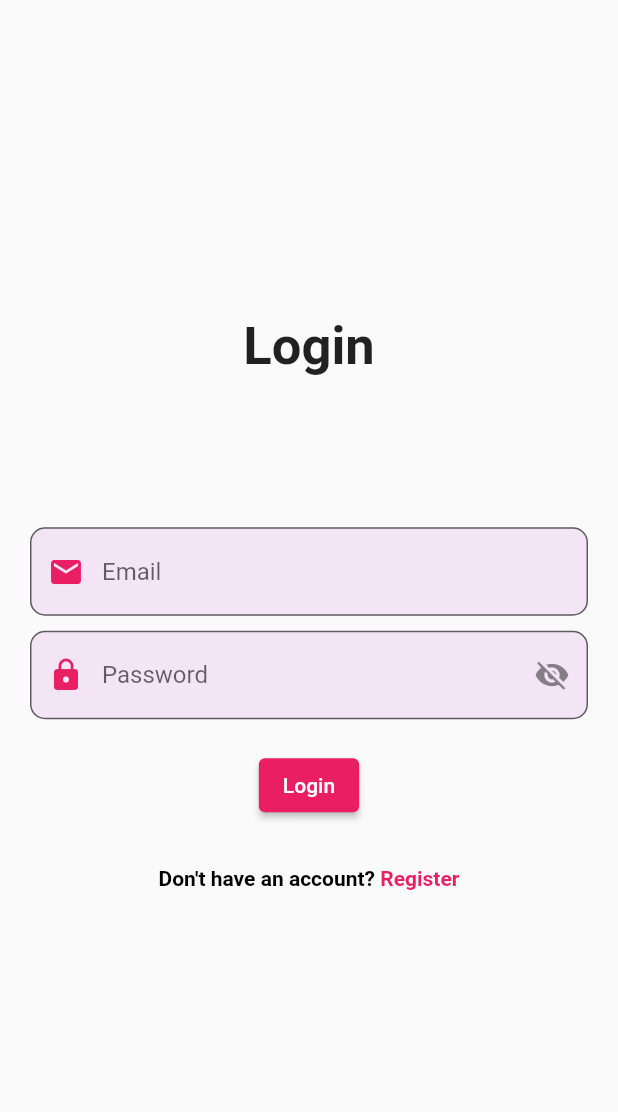
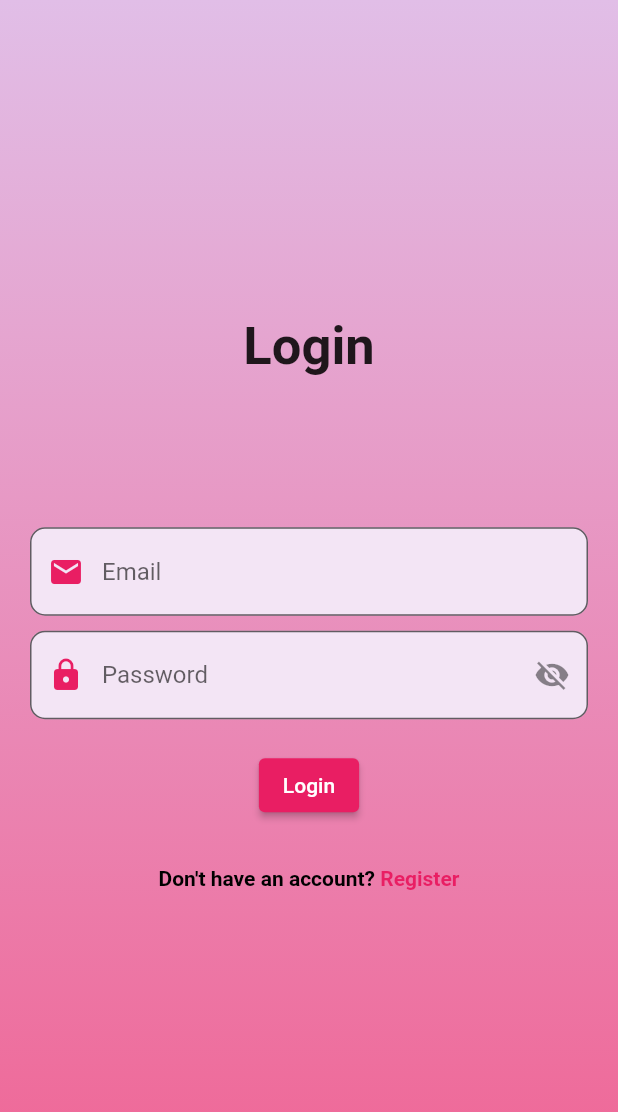
Before and after one commit to ddddddwwwwiiiaap/exercisefirebase_055, a Flutter app: the screen it shows after launch, after a tap on the "arrow forward" icon, on a phone screen of 412 x 824 dp. Shown: the top 1112 px of the screen. Run offline on Flutter 3.47's test engine with Material 2 defaults, Android fonts, the phone set to English and light mode, and no system bars; our stand-ins replace cloud_firestore, firebase_auth, firebase_core; missing offline and left inert: dart:ffi; accounts and stored records are empty; network calls fail.

Commit message:
Change background color

```diff
--- a/lib/view/login.dart
+++ b/lib/view/login.dart
@@ -26,7 +26,15 @@ class _LoginState extends State<Login> {
       // appBar: AppBar(
       //   title: const Text('Login'),
       // ),
-      body: SafeArea(
+      body: Container(
+        decoration: BoxDecoration(
+          gradient: LinearGradient(
+            begin: Alignment.topCenter,
+            end: Alignment.bottomCenter,
+            colors: [Colors.purple.shade100, Colors.pink.shade300],
+          ),
+        ),
+        child: SafeArea(
           child: Padding(
             padding: const EdgeInsets.symmetric(horizontal: 20),
             child: Form(
@@ -91,8 +99,9 @@ class _LoginState extends State<Login> {
                             _isObsure = !_isObsure;
                           });
                         },
-                      icon: Icon(
-                          _isObsure ? Icons.visibility_off : Icons.visibility),
+                        icon: Icon(_isObsure
+                            ? Icons.visibility_off
+                            : Icons.visibility),
                       ),
                       //border: OutlineInputBorder(),
                     ),
@@ -141,7 +150,8 @@ class _LoginState extends State<Login> {
                                       );
                                       //print(registeredUser.name);
                                       // Navigate to the next screen or perform any desired action
-                                    ScaffoldMessenger.of(context).showSnackBar(
+                                      ScaffoldMessenger.of(context)
+                                          .showSnackBar(
                                         SnackBar(
                                           content: Text(
                                             'Welcome ${loginUser.name}!',
@@ -221,6 +231,7 @@ class _LoginState extends State<Login> {
             ),
           ),
         ),
+      ),
     );
   }
 }
--- a/lib/view/splash_screen.dart
+++ b/lib/view/splash_screen.dart
@@ -9,7 +9,15 @@ class SplashScreen extends StatelessWidget {
   @override
   Widget build(BuildContext context) {
     return Scaffold(
-      body: SafeArea(
+      body: Container(
+        decoration: BoxDecoration(
+          gradient: LinearGradient(
+            begin: Alignment.topCenter,
+            end: Alignment.bottomCenter,
+            colors: [Colors.purple.shade100, Colors.pink.shade300],
+          ),
+        ),
+        child: SafeArea(
           child: Center(
             child: Column(
               children: [
@@ -59,6 +67,7 @@ class SplashScreen extends StatelessWidget {
             ),
           ),
         ),
+      ),
     );
   }
 }
```
Also changed, not shown: lib/view/add_contact.dart (+10 -1 lines), lib/view/contact.dart (+14 -4 lines), lib/view/register.dart (+15 -4 lines), lib/view/update_contact.dart (+10 -1 lines). Lines whose indentation alone changed are shown as unchanged.
